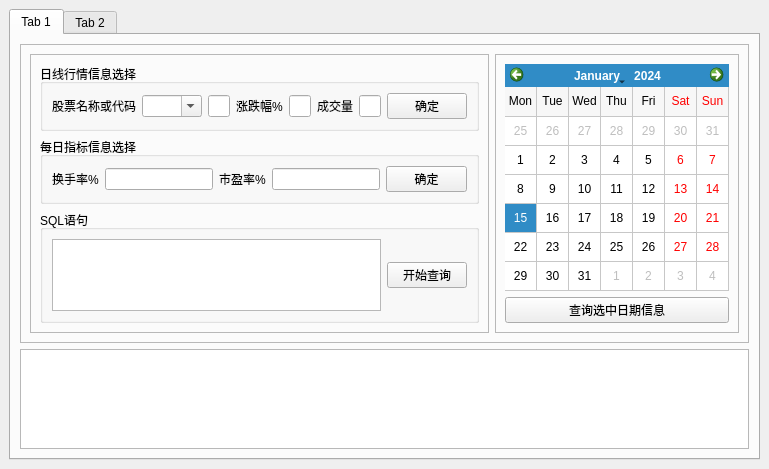
Qt form UI/upsdownsFm.ui (ypy02784/stockTushare) before a commit.
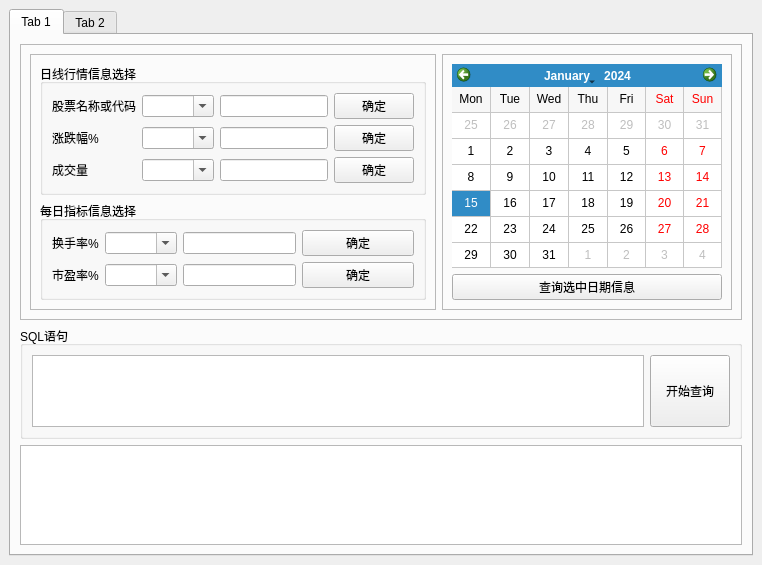
The same form after that commit.

The edit to the form file:
```diff
--- a/UI/upsdownsFm.ui
+++ b/UI/upsdownsFm.ui
@@ -7,7 +7,7 @@
     <x>0</x>
     <y>0</y>
     <width>762</width>
-    <height>374</height>
+    <height>452</height>
    </rect>
   </property>
   <property name="windowTitle">
@@ -60,8 +60,15 @@
                 <property name="title">
                  <string>日线行情信息选择</string>
                 </property>
-                <layout class="QHBoxLayout" name="horizontalLayout">
-                 <item>
+                <layout class="QGridLayout" name="gridLayout">
+                 <item row="0" column="3">
+                  <widget class="QPushButton" name="pushButton_code">
+                   <property name="text">
+                    <string>确定</string>
+                   </property>
+                  </widget>
+                 </item>
+                 <item row="0" column="0">
                   <widget class="QLabel" name="label">
                    <property name="sizePolicy">
                     <sizepolicy hsizetype="Fixed" vsizetype="Preferred">
@@ -95,54 +102,7 @@
                    </property>
                   </widget>
                  </item>
-                 <item>
-                  <widget class="QComboBox" name="comboBox">
-                   <property name="sizePolicy">
-                    <sizepolicy hsizetype="Maximum" vsizetype="Fixed">
-                     <horstretch>0</horstretch>
-                     <verstretch>0</verstretch>
-                    </sizepolicy>
-                   </property>
-                   <property name="minimumSize">
-                    <size>
-                     <width>60</width>
-                     <height>0</height>
-                    </size>
-                   </property>
-                   <property name="whatsThis">
-                    <string>&lt;html&gt;&lt;head/&gt;&lt;body&gt;&lt;p&gt;1&lt;/p&gt;&lt;p&gt;2&lt;/p&gt;&lt;p&gt;3&lt;/p&gt;&lt;p&gt;4&lt;/p&gt;&lt;p&gt;5&lt;/p&gt;&lt;p&gt;&lt;br/&gt;&lt;/p&gt;&lt;/body&gt;&lt;/html&gt;</string>
-                   </property>
-                   <property name="editable">
-                    <bool>true</bool>
-                   </property>
-                   <property name="currentText">
-                    <string/>
-                   </property>
-                   <property name="currentIndex">
-                    <number>-1</number>
-                   </property>
-                  </widget>
-                 </item>
-                 <item>
-                  <widget class="QLineEdit" name="lineEdit_stock_code_name">
-                   <property name="enabled">
-                    <bool>true</bool>
-                   </property>
-                   <property name="sizePolicy">
-                    <sizepolicy hsizetype="Preferred" vsizetype="Fixed">
-                     <horstretch>0</horstretch>
-                     <verstretch>0</verstretch>
-                    </sizepolicy>
-                   </property>
-                   <property name="toolTip">
-                    <string>&lt;html&gt;&lt;head/&gt;&lt;body&gt;&lt;p&gt;请输入完整的股票代码或者股票名称&lt;/p&gt;&lt;/body&gt;&lt;/html&gt;</string>
-                   </property>
-                   <property name="readOnly">
-                    <bool>true</bool>
-                   </property>
-                  </widget>
-                 </item>
-                 <item>
+                 <item row="4" column="0">
                   <widget class="QLabel" name="label_2">
                    <property name="sizePolicy">
                     <sizepolicy hsizetype="Fixed" vsizetype="Preferred">
@@ -170,7 +130,35 @@
                    </property>
                   </widget>
                  </item>
-                 <item>
+                 <item row="0" column="1">
+                  <widget class="QComboBox" name="comboBox_code">
+                   <property name="sizePolicy">
+                    <sizepolicy hsizetype="Maximum" vsizetype="Fixed">
+                     <horstretch>0</horstretch>
+                     <verstretch>0</verstretch>
+                    </sizepolicy>
+                   </property>
+                   <property name="minimumSize">
+                    <size>
+                     <width>60</width>
+                     <height>0</height>
+                    </size>
+                   </property>
+                   <property name="whatsThis">
+                    <string>&lt;html&gt;&lt;head/&gt;&lt;body&gt;&lt;p&gt;1&lt;/p&gt;&lt;p&gt;2&lt;/p&gt;&lt;p&gt;3&lt;/p&gt;&lt;p&gt;4&lt;/p&gt;&lt;p&gt;5&lt;/p&gt;&lt;p&gt;&lt;br/&gt;&lt;/p&gt;&lt;/body&gt;&lt;/html&gt;</string>
+                   </property>
+                   <property name="editable">
+                    <bool>true</bool>
+                   </property>
+                   <property name="currentText">
+                    <string/>
+                   </property>
+                   <property name="currentIndex">
+                    <number>-1</number>
+                   </property>
+                  </widget>
+                 </item>
+                 <item row="4" column="2">
                   <widget class="QLineEdit" name="lineEdit_ptc_chg">
                    <property name="sizePolicy">
                     <sizepolicy hsizetype="Preferred" vsizetype="Fixed">
@@ -183,7 +171,33 @@
                    </property>
                   </widget>
                  </item>
-                 <item>
+                 <item row="0" column="2">
+                  <widget class="QLineEdit" name="lineEdit_stock_code_name">
+                   <property name="enabled">
+                    <bool>true</bool>
+                   </property>
+                   <property name="sizePolicy">
+                    <sizepolicy hsizetype="Preferred" vsizetype="Fixed">
+                     <horstretch>0</horstretch>
+                     <verstretch>0</verstretch>
+                    </sizepolicy>
+                   </property>
+                   <property name="toolTip">
+                    <string>&lt;html&gt;&lt;head/&gt;&lt;body&gt;&lt;p&gt;请输入完整的股票代码或者股票名称&lt;/p&gt;&lt;/body&gt;&lt;/html&gt;</string>
+                   </property>
+                   <property name="readOnly">
+                    <bool>true</bool>
+                   </property>
+                  </widget>
+                 </item>
+                 <item row="4" column="3">
+                  <widget class="QPushButton" name="pushButton_ptc_chg">
+                   <property name="text">
+                    <string>确定</string>
+                   </property>
+                  </widget>
+                 </item>
+                 <item row="5" column="0">
                   <widget class="QLabel" name="label_3">
                    <property name="sizePolicy">
                     <sizepolicy hsizetype="Fixed" vsizetype="Preferred">
@@ -214,7 +228,7 @@
                    </property>
                   </widget>
                  </item>
-                 <item>
+                 <item row="5" column="2">
                   <widget class="QLineEdit" name="lineEdit_vol">
                    <property name="sizePolicy">
                     <sizepolicy hsizetype="Preferred" vsizetype="Fixed">
@@ -227,13 +241,69 @@
                    </property>
                   </widget>
                  </item>
-                 <item>
+                 <item row="5" column="3">
                   <widget class="QPushButton" name="pushButton_daily">
                    <property name="text">
                     <string>确定</string>
                    </property>
                   </widget>
                  </item>
+                 <item row="4" column="1">
+                  <widget class="QComboBox" name="comboBox_ptc_chg">
+                   <property name="sizePolicy">
+                    <sizepolicy hsizetype="Maximum" vsizetype="Fixed">
+                     <horstretch>0</horstretch>
+                     <verstretch>0</verstretch>
+                    </sizepolicy>
+                   </property>
+                   <property name="minimumSize">
+                    <size>
+                     <width>60</width>
+                     <height>0</height>
+                    </size>
+                   </property>
+                   <property name="whatsThis">
+                    <string>&lt;html&gt;&lt;head/&gt;&lt;body&gt;&lt;p&gt;1&lt;/p&gt;&lt;p&gt;2&lt;/p&gt;&lt;p&gt;3&lt;/p&gt;&lt;p&gt;4&lt;/p&gt;&lt;p&gt;5&lt;/p&gt;&lt;p&gt;&lt;br/&gt;&lt;/p&gt;&lt;/body&gt;&lt;/html&gt;</string>
+                   </property>
+                   <property name="editable">
+                    <bool>true</bool>
+                   </property>
+                   <property name="currentText">
+                    <string/>
+                   </property>
+                   <property name="currentIndex">
+                    <number>-1</number>
+                   </property>
+                  </widget>
+                 </item>
+                 <item row="5" column="1">
+                  <widget class="QComboBox" name="comboBox_vol">
+                   <property name="sizePolicy">
+                    <sizepolicy hsizetype="Maximum" vsizetype="Fixed">
+                     <horstretch>0</horstretch>
+                     <verstretch>0</verstretch>
+                    </sizepolicy>
+                   </property>
+                   <property name="minimumSize">
+                    <size>
+                     <width>60</width>
+                     <height>0</height>
+                    </size>
+                   </property>
+                   <property name="whatsThis">
+                    <string>&lt;html&gt;&lt;head/&gt;&lt;body&gt;&lt;p&gt;1&lt;/p&gt;&lt;p&gt;2&lt;/p&gt;&lt;p&gt;3&lt;/p&gt;&lt;p&gt;4&lt;/p&gt;&lt;p&gt;5&lt;/p&gt;&lt;p&gt;&lt;br/&gt;&lt;/p&gt;&lt;/body&gt;&lt;/html&gt;</string>
+                   </property>
+                   <property name="editable">
+                    <bool>true</bool>
+                   </property>
+                   <property name="currentText">
+                    <string/>
+                   </property>
+                   <property name="currentIndex">
+                    <number>-1</number>
+                   </property>
+                  </widget>
+                 </item>
                 </layout>
                </widget>
               </item>
@@ -242,42 +312,28 @@
                 <property name="title">
                  <string>每日指标信息选择</string>
                 </property>
-                <layout class="QHBoxLayout" name="horizontalLayout_4">
-                 <item>
-                  <widget class="QLabel" name="label_4">
+                <layout class="QGridLayout" name="gridLayout_3">
+                 <item row="1" column="4">
+                  <widget class="QLineEdit" name="lineEdit_pe">
                    <property name="sizePolicy">
-                    <sizepolicy hsizetype="Fixed" vsizetype="Preferred">
+                    <sizepolicy hsizetype="Preferred" vsizetype="Fixed">
                      <horstretch>0</horstretch>
                      <verstretch>0</verstretch>
                     </sizepolicy>
                    </property>
-                   <property name="maximumSize">
-                    <size>
-                     <width>16777215</width>
-                     <height>34</height>
-                    </size>
+                   <property name="toolTip">
+                    <string>&lt;html&gt;&lt;head/&gt;&lt;body&gt;&lt;p&gt;输入涨跌幅，可以正可以负&lt;/p&gt;&lt;/body&gt;&lt;/html&gt;</string>
                    </property>
-                   <property name="baseSize">
-                    <size>
-                     <width>30</width>
-                     <height>0</height>
-                    </size>
-                   </property>
+                  </widget>
+                 </item>
+                 <item row="0" column="5">
+                  <widget class="QPushButton" name="pushButton_turnover_rate">
                    <property name="text">
-                    <string>换手率%</string>
-                   </property>
-                   <property name="textFormat">
-                    <enum>Qt::AutoText</enum>
-                   </property>
-                   <property name="alignment">
-                    <set>Qt::AlignCenter</set>
-                   </property>
-                   <property name="wordWrap">
-                    <bool>true</bool>
+                    <string>确定</string>
                    </property>
                   </widget>
                  </item>
-                 <item>
+                 <item row="0" column="4">
                   <widget class="QLineEdit" name="lineEdit_turnover_rate">
                    <property name="sizePolicy">
                     <sizepolicy hsizetype="Preferred" vsizetype="Fixed">
@@ -290,7 +346,14 @@
                    </property>
                   </widget>
                  </item>
-                 <item>
+                 <item row="1" column="5">
+                  <widget class="QPushButton" name="pushButton_pe">
+                   <property name="text">
+                    <string>确定</string>
+                   </property>
+                  </widget>
+                 </item>
+                 <item row="1" column="0">
                   <widget class="QLabel" name="label_5">
                    <property name="sizePolicy">
                     <sizepolicy hsizetype="Fixed" vsizetype="Preferred">
@@ -318,42 +381,93 @@
                    </property>
                   </widget>
                  </item>
-                 <item>
-                  <widget class="QLineEdit" name="lineEdit_pe">
+                 <item row="1" column="2">
+                  <widget class="QComboBox" name="comboBox_pe">
                    <property name="sizePolicy">
-                    <sizepolicy hsizetype="Preferred" vsizetype="Fixed">
+                    <sizepolicy hsizetype="Maximum" vsizetype="Fixed">
                      <horstretch>0</horstretch>
                      <verstretch>0</verstretch>
                     </sizepolicy>
                    </property>
-                   <property name="toolTip">
-                    <string>&lt;html&gt;&lt;head/&gt;&lt;body&gt;&lt;p&gt;输入涨跌幅，可以正可以负&lt;/p&gt;&lt;/body&gt;&lt;/html&gt;</string>
+                   <property name="minimumSize">
+                    <size>
+                     <width>60</width>
+                     <height>0</height>
+                    </size>
                    </property>
+                   <property name="whatsThis">
+                    <string>&lt;html&gt;&lt;head/&gt;&lt;body&gt;&lt;p&gt;1&lt;/p&gt;&lt;p&gt;2&lt;/p&gt;&lt;p&gt;3&lt;/p&gt;&lt;p&gt;4&lt;/p&gt;&lt;p&gt;5&lt;/p&gt;&lt;p&gt;&lt;br/&gt;&lt;/p&gt;&lt;/body&gt;&lt;/html&gt;</string>
+                   </property>
+                   <property name="editable">
+                    <bool>true</bool>
+                   </property>
+                   <property name="currentText">
+                    <string/>
+                   </property>
+                   <property name="currentIndex">
+                    <number>-1</number>
+                   </property>
                   </widget>
                  </item>
-                 <item>
-                  <widget class="QPushButton" name="pushButton_dailybasic">
+                 <item row="0" column="0">
+                  <widget class="QLabel" name="label_4">
+                   <property name="sizePolicy">
+                    <sizepolicy hsizetype="Fixed" vsizetype="Preferred">
+                     <horstretch>0</horstretch>
+                     <verstretch>0</verstretch>
+                    </sizepolicy>
+                   </property>
+                   <property name="maximumSize">
+                    <size>
+                     <width>16777215</width>
+                     <height>34</height>
+                    </size>
+                   </property>
+                   <property name="baseSize">
+                    <size>
+                     <width>30</width>
+                     <height>0</height>
+                    </size>
+                   </property>
                    <property name="text">
-                    <string>确定</string>
+                    <string>换手率%</string>
                    </property>
+                   <property name="textFormat">
+                    <enum>Qt::AutoText</enum>
+                   </property>
+                   <property name="alignment">
+                    <set>Qt::AlignCenter</set>
+                   </property>
+                   <property name="wordWrap">
+                    <bool>true</bool>
+                   </property>
                   </widget>
                  </item>
-                </layout>
-               </widget>
-              </item>
-              <item>
-               <widget class="QGroupBox" name="groupBox_2">
-                <property name="title">
-                 <string>SQL语句</string>
-                </property>
-                <layout class="QHBoxLayout" name="horizontalLayout_3">
-                 <item>
-                  <widget class="QTextEdit" name="textEdit_SQL"/>
-                 </item>
-                 <item>
-                  <widget class="QPushButton" name="pushButton_query">
-                   <property name="text">
-                    <string>开始查询</string>
+                 <item row="0" column="2">
+                  <widget class="QComboBox" name="comboBox_turnover_rate">
+                   <property name="sizePolicy">
+                    <sizepolicy hsizetype="Maximum" vsizetype="Fixed">
+                     <horstretch>0</horstretch>
+                     <verstretch>0</verstretch>
+                    </sizepolicy>
+                   </property>
+                   <property name="minimumSize">
+                    <size>
+                     <width>60</width>
+                     <height>0</height>
+                    </size>
+                   </property>
+                   <property name="whatsThis">
+                    <string>&lt;html&gt;&lt;head/&gt;&lt;body&gt;&lt;p&gt;1&lt;/p&gt;&lt;p&gt;2&lt;/p&gt;&lt;p&gt;3&lt;/p&gt;&lt;p&gt;4&lt;/p&gt;&lt;p&gt;5&lt;/p&gt;&lt;p&gt;&lt;br/&gt;&lt;/p&gt;&lt;/body&gt;&lt;/html&gt;</string>
+                   </property>
+                   <property name="editable">
+                    <bool>true</bool>
+                   </property>
+                   <property name="currentText">
+                    <string/>
+                   </property>
+                   <property name="currentIndex">
+                    <number>-1</number>
                    </property>
                   </widget>
                  </item>
@@ -404,6 +518,31 @@
           </layout>
          </widget>
         </item>
+        <item>
+         <widget class="QGroupBox" name="groupBox_2">
+          <property name="title">
+           <string>SQL语句</string>
+          </property>
+          <layout class="QHBoxLayout" name="horizontalLayout_3">
+           <item>
+            <widget class="QTextEdit" name="textEdit_SQL"/>
+           </item>
+           <item>
+            <widget class="QPushButton" name="pushButton_query">
+             <property name="sizePolicy">
+              <sizepolicy hsizetype="Minimum" vsizetype="Preferred">
+               <horstretch>0</horstretch>
+               <verstretch>0</verstretch>
+              </sizepolicy>
+             </property>
+             <property name="text">
+              <string>开始查询</string>
+             </property>
+            </widget>
+           </item>
+          </layout>
+         </widget>
+        </item>
         <item>
          <widget class="QTableView" name="tableView">
           <property name="sizePolicy">
```
